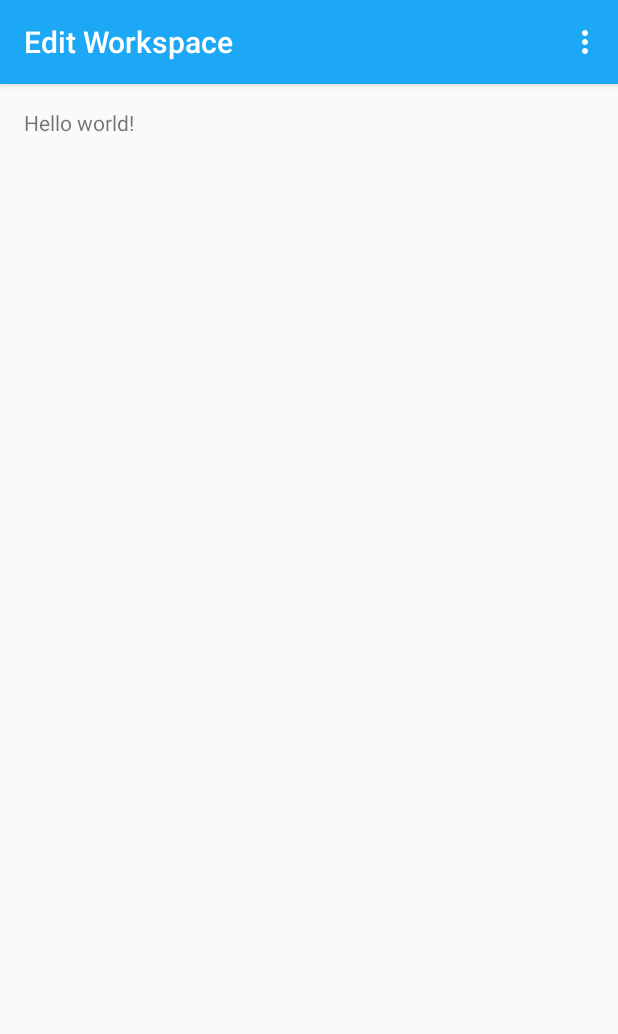
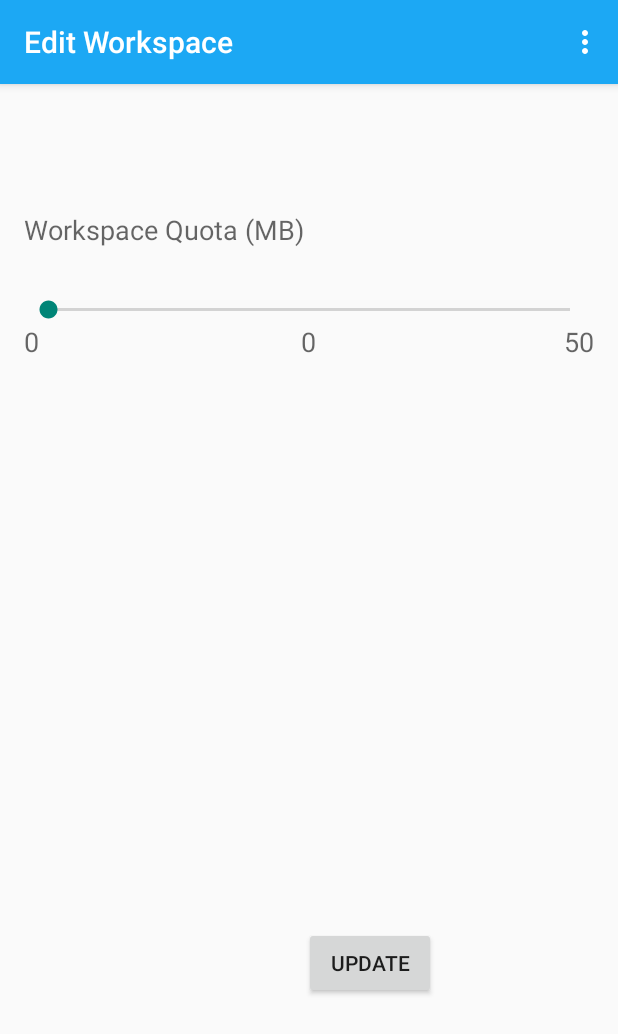
Before and after one commit to shelan/AirDesk, an Android app: the EditWorkspaceActivity screen opened directly, with no data from a screen before it, on a phone screen of 412 x 824 dp. Shown: the top 1034 px of the screen. Run offline under Robolectric (Android 15) with nearby library versions, the phone set to English and light mode, and no system bars; 3 statements that could not run were skipped.

Commit message:
adding edit workspace functionality

```diff
--- a/app/src/main/AndroidManifest.xml
+++ b/app/src/main/AndroidManifest.xml
@@ -51,11 +51,11 @@
         </activity>
         <activity
             android:parentActivityName=".activity.MainActivity"
-            android:name=".CreateUserActivity"
+            android:name=".activity.CreateUserActivity"
             android:label="@string/title_activity_create_user" >
         </activity>
         <activity
-            android:name=".EditWorkspaceActivity"
+            android:name=".activity.EditWorkspaceActivity"
             android:label="@string/title_activity_edit_workspace" >
         </activity>
     </application>
--- a/app/src/main/java/pt/ulisboa/tecnico/cmov/airdesk/EditWorkspaceActivity.java
+++ /dev/null
@@ -1,39 +0,0 @@
-package pt.ulisboa.tecnico.cmov.airdesk;
-
-import android.support.v7.app.ActionBarActivity;
-import android.os.Bundle;
-import android.view.Menu;
-import android.view.MenuItem;
-
-
-public class EditWorkspaceActivity extends ActionBarActivity {
-
-    @Override
-    protected void onCreate(Bundle savedInstanceState) {
-        super.onCreate(savedInstanceState);
-        setContentView(R.layout.activity_edit_workspace);
-    }
-
-
-    @Override
-    public boolean onCreateOptionsMenu(Menu menu) {
-        // Inflate the menu; this adds items to the action bar if it is present.
-        getMenuInflater().inflate(R.menu.menu_edit_workspace, menu);
-        return true;
-    }
-
-    @Override
-    public boolean onOptionsItemSelected(MenuItem item) {
-        // Handle action bar item clicks here. The action bar will
-        // automatically handle clicks on the Home/Up button, so long
-        // as you specify a parent activity in AndroidManifest.xml.
-        int id = item.getItemId();
-
-        //noinspection SimplifiableIfStatement
-        if (id == R.id.action_settings) {
-            return true;
-        }
-
-        return super.onOptionsItemSelected(item);
-    }
-}
--- a/app/src/main/java/pt/ulisboa/tecnico/cmov/airdesk/CreateUserActivity.java
+++ b/app/src/main/java/pt/ulisboa/tecnico/cmov/airdesk/activity/CreateUserActivity.java
@@ -1,4 +1,4 @@
-package pt.ulisboa.tecnico.cmov.airdesk;
+package pt.ulisboa.tecnico.cmov.airdesk.activity;
 
 import android.support.v7.app.ActionBarActivity;
 import android.os.Bundle;
@@ -8,6 +8,7 @@ import android.view.View;
 import android.widget.Button;
 import android.widget.EditText;
 
+import pt.ulisboa.tecnico.cmov.airdesk.R;
 import pt.ulisboa.tecnico.cmov.airdesk.entity.User;
 import pt.ulisboa.tecnico.cmov.airdesk.manager.UserManager;
 
--- /dev/null
+++ b/app/src/main/java/pt/ulisboa/tecnico/cmov/airdesk/activity/EditWorkspaceActivity.java
@@ -0,0 +1,150 @@
+package pt.ulisboa.tecnico.cmov.airdesk.activity;
+
+import android.support.v7.app.ActionBarActivity;
+import android.os.Bundle;
+import android.view.Menu;
+import android.view.MenuItem;
+import android.view.View;
+import android.widget.Button;
+import android.widget.EditText;
+import android.widget.SeekBar;
+import android.widget.TextView;
+
+import java.util.ArrayList;
+import java.util.Arrays;
+import java.util.Collections;
+import java.util.HashSet;
+import java.util.List;
+
+import pt.ulisboa.tecnico.cmov.airdesk.Constants;
+import pt.ulisboa.tecnico.cmov.airdesk.R;
+import pt.ulisboa.tecnico.cmov.airdesk.entity.OwnedWorkspace;
+import pt.ulisboa.tecnico.cmov.airdesk.manager.UserManager;
+import pt.ulisboa.tecnico.cmov.airdesk.manager.WorkspaceManager;
+
+
+public class EditWorkspaceActivity extends ActionBarActivity {
+
+    OwnedWorkspace workspace;
+
+    @Override
+    protected void onCreate(Bundle savedInstanceState) {
+        super.onCreate(savedInstanceState);
+        setContentView(R.layout.activity_edit_workspace);
+        if(getIntent() != null) {
+            final String workspaceName = getIntent().getStringExtra(Constants.WORKSPACE_NAME);
+            workspace = new WorkspaceManager().getOwnedWorkspace(workspaceName);
+
+            TextView wsName = ((TextView)findViewById(R.id.ws_name_edit));
+            wsName.setText(workspaceName);
+
+            EditText tagText = (EditText)findViewById(R.id.tag_text_edit);
+            final HashSet<String> oldTags = new HashSet<String>();
+            oldTags.addAll(workspace.getTags());
+
+            if(workspace.isPublic()) {
+                //allow editing tags
+
+                tagText.setText(oldTags.toString().replace("[", "").replace("]", ""));
+                tagText.setVisibility(View.VISIBLE);
+            }
+
+            final SeekBar quotaBar = (SeekBar) findViewById(R.id.quota_seekbar_edit);
+            quotaBar.setMax(50);
+            int quota = (int)workspace.getQuota();
+            TextView quotaText = ((TextView)findViewById(R.id.quota_size_txt_edit));
+            quotaText.setText(String.valueOf(quota));
+            quotaBar.setProgress(quota);
+
+            Button button = (Button) findViewById(R.id.update_ws_btn);
+
+            quotaBar.setOnSeekBarChangeListener(new SeekBar.OnSeekBarChangeListener() {
+                @Override
+                public void onProgressChanged(SeekBar seekBar, int progress, boolean fromUser) {
+                    final TextView quotaTxt = (TextView) findViewById(R.id.quota_size_txt_edit);
+                    quotaTxt.setText(String.valueOf(progress));
+                }
+
+                @Override
+                public void onStartTrackingTouch(SeekBar seekBar) {
+
+                }
+
+                @Override
+                public void onStopTrackingTouch(SeekBar seekBar) {
+
+                }
+            });
+
+            button.setOnClickListener(new Button.OnClickListener() {
+
+                @Override
+                public void onClick(View v) {
+                    OwnedWorkspace updatedWorkspace = new OwnedWorkspace(workspaceName,
+                            workspace.getOwnerId(), Double.parseDouble(String.valueOf(quotaBar.getProgress())));
+
+                    HashSet<String> newTags = new HashSet<String>();
+                    if(workspace.isPublic()) {
+                        updatedWorkspace.setPublic(true);
+                        String[] tags = String.valueOf(((TextView)findViewById(R.id.tag_text_edit)).getText()).replace(" ","").split(",");
+                        newTags.addAll(Arrays.asList(tags));
+                    }
+
+                    WorkspaceManager workspaceManager = new WorkspaceManager();
+                    // boolean memoryInsufficient = workspaceManager.isNotSufficientMemory(Double.valueOf(quota));
+                   /* if(memoryInsufficient) {
+                        ((TextView) rootView.findViewById(R.id.quota)).setError("quota is too big");
+                    } else {*/
+
+                    boolean tagsChanged = false;
+                    if(!oldTags.equals(newTags)) {
+                        tagsChanged = true;
+
+                        HashSet<String> intersect = oldTags;
+                        intersect.retainAll(newTags);
+
+                        //keep removed tags in oldTags
+                        oldTags.removeAll(intersect);
+
+                        //keep new tags in newTags hashset
+                        newTags.removeAll(intersect);
+
+                        ArrayList<String> tags = new ArrayList<String>();
+                        tags.addAll(newTags);
+                        updatedWorkspace.addTags(tags);
+
+                        tags = new ArrayList<String>();
+                        tags.addAll(oldTags);
+                        updatedWorkspace.deleteTags(tags);
+                    }
+
+                    workspaceManager.editOwnedWorkspace(workspaceName, updatedWorkspace, tagsChanged);
+                    finish();
+                }
+            });
+        }
+    }
+
+
+    @Override
+    public boolean onCreateOptionsMenu(Menu menu) {
+        // Inflate the menu; this adds items to the action bar if it is present.
+        getMenuInflater().inflate(R.menu.menu_edit_workspace, menu);
+        return true;
+    }
+
+    @Override
+    public boolean onOptionsItemSelected(MenuItem item) {
+        // Handle action bar item clicks here. The action bar will
+        // automatically handle clicks on the Home/Up button, so long
+        // as you specify a parent activity in AndroidManifest.xml.
+        int id = item.getItemId();
+
+        //noinspection SimplifiableIfStatement
+        if (id == R.id.action_settings) {
+            return true;
+        }
+
+        return super.onOptionsItemSelected(item);
+    }
+}
--- a/app/src/main/java/pt/ulisboa/tecnico/cmov/airdesk/activity/MainActivity.java
+++ b/app/src/main/java/pt/ulisboa/tecnico/cmov/airdesk/activity/MainActivity.java
@@ -8,11 +8,8 @@ import android.support.v7.app.ActionBarActivity;
 import android.view.Menu;
 import android.view.MenuItem;
 
-import pt.ulisboa.tecnico.cmov.airdesk.Constants;
-import pt.ulisboa.tecnico.cmov.airdesk.CreateUserActivity;
 import pt.ulisboa.tecnico.cmov.airdesk.PopulateData;
 import pt.ulisboa.tecnico.cmov.airdesk.R;
-import pt.ulisboa.tecnico.cmov.airdesk.entity.User;
 import pt.ulisboa.tecnico.cmov.airdesk.fragment.ForiegnWorkspaceListFragment;
 import pt.ulisboa.tecnico.cmov.airdesk.fragment.MyWorkspaceListFragment;
 import pt.ulisboa.tecnico.cmov.airdesk.manager.UserManager;
--- a/app/src/main/java/pt/ulisboa/tecnico/cmov/airdesk/activity/WorkspaceDetailViewActivity.java
+++ b/app/src/main/java/pt/ulisboa/tecnico/cmov/airdesk/activity/WorkspaceDetailViewActivity.java
@@ -23,7 +23,6 @@ import java.util.HashMap;
 import java.util.Map;
 
 import pt.ulisboa.tecnico.cmov.airdesk.Constants;
-import pt.ulisboa.tecnico.cmov.airdesk.EditWorkspaceActivity;
 import pt.ulisboa.tecnico.cmov.airdesk.R;
 import pt.ulisboa.tecnico.cmov.airdesk.entity.OwnedWorkspace;
 import pt.ulisboa.tecnico.cmov.airdesk.manager.WorkspaceManager;
--- a/app/src/main/res/layout/activity_create_user.xml
+++ b/app/src/main/res/layout/activity_create_user.xml
@@ -4,7 +4,7 @@
     android:paddingRight="@dimen/activity_horizontal_margin"
     android:paddingTop="@dimen/activity_vertical_margin"
     android:paddingBottom="@dimen/activity_vertical_margin"
-    tools:context="pt.ulisboa.tecnico.cmov.airdesk.CreateUserActivity">
+    tools:context="pt.ulisboa.tecnico.cmov.airdesk.activity.CreateUserActivity">
 
     <Button
         android:layout_width="wrap_content"
--- a/app/src/main/res/layout/activity_edit_workspace.xml
+++ b/app/src/main/res/layout/activity_edit_workspace.xml
@@ -4,9 +4,86 @@
     android:paddingRight="@dimen/activity_horizontal_margin"
     android:paddingTop="@dimen/activity_vertical_margin"
     android:paddingBottom="@dimen/activity_vertical_margin"
-    tools:context="pt.ulisboa.tecnico.cmov.airdesk.EditWorkspaceActivity">
+    tools:context="pt.ulisboa.tecnico.cmov.airdesk.activity.EditWorkspaceActivity">
 
-    <TextView android:text="@string/hello_world" android:layout_width="wrap_content"
-        android:layout_height="wrap_content" />
+    <TextView
+        android:layout_width="wrap_content"
+        android:layout_height="wrap_content"
+        android:id="@+id/ws_name_edit"
+        android:text="Workspace Name..."
+        android:layout_alignParentTop="true"
+        android:layout_alignParentLeft="true"
+        android:layout_alignParentStart="true" />
+
+    <TextView
+        android:layout_width="wrap_content"
+        android:layout_height="wrap_content"
+        android:text="@string/workspace_quota"
+        android:textAppearance="?android:attr/textAppearanceMedium"
+        android:id="@+id/file_size_txt_edit"
+        android:layout_marginTop="49dp"
+        android:layout_below="@+id/ws_name_edit"
+        android:layout_alignParentLeft="true"
+        android:layout_alignParentStart="true" />
+
+    <SeekBar
+        android:layout_width="match_parent"
+        android:layout_height="wrap_content"
+        android:id="@+id/quota_seekbar_edit"
+        android:layout_marginTop="32dp"
+        android:layout_below="@+id/file_size_txt_edit"
+        android:layout_alignParentLeft="true"
+        android:layout_alignParentStart="true" />
+
+    <TextView
+        android:layout_width="wrap_content"
+        android:layout_height="wrap_content"
+        android:textAppearance="?android:attr/textAppearanceMedium"
+        android:text="0"
+        android:id="@+id/min_quota_txt_edit"
+        android:layout_below="@+id/quota_seekbar_edit"
+        android:layout_alignParentLeft="true"
+        android:layout_alignParentStart="true" />
+
+    <TextView
+        android:layout_width="wrap_content"
+        android:layout_height="wrap_content"
+        android:textAppearance="?android:attr/textAppearanceMedium"
+        android:text="50"
+        android:layout_below="@+id/quota_seekbar_edit"
+        android:id="@+id/max_quota_txt_edit"
+        android:layout_alignBottom="@+id/min_quota_txt_edit"
+        android:layout_alignParentRight="true"
+        android:layout_alignParentEnd="true" />
+
+    <TextView
+        android:layout_width="wrap_content"
+        android:layout_height="wrap_content"
+        android:textAppearance="?android:attr/textAppearanceMedium"
+        android:text="0"
+        android:id="@+id/quota_size_txt_edit"
+        android:layout_below="@+id/quota_seekbar_edit"
+        android:layout_centerHorizontal="true" />
+
+    <EditText
+        android:layout_width="wrap_content"
+        android:layout_height="wrap_content"
+        android:id="@+id/tag_text_edit"
+        android:hint="Enter your tags. eg tag1,tag2"
+        android:visibility="invisible"
+        android:layout_below="@+id/min_quota_txt_edit"
+        android:layout_toRightOf="@+id/min_quota_txt_edit"
+        android:layout_toEndOf="@+id/min_quota_txt_edit"
+        android:layout_marginTop="47dp" />
+
+    <Button
+        android:layout_width="wrap_content"
+        android:layout_height="wrap_content"
+        android:text="Update"
+        android:id="@+id/update_ws_btn"
+        android:layout_alignParentBottom="true"
+        android:layout_toRightOf="@+id/file_size_txt_edit"
+        android:layout_toEndOf="@+id/file_size_txt_edit"
+        android:layout_marginBottom="142dp" />
 
 </RelativeLayout>
--- a/app/src/main/res/menu/menu_create_user.xml
+++ b/app/src/main/res/menu/menu_create_user.xml
@@ -1,7 +1,7 @@
 <menu xmlns:android="http://schemas.android.com/apk/res/android"
     xmlns:app="http://schemas.android.com/apk/res-auto"
     xmlns:tools="http://schemas.android.com/tools"
-    tools:context="pt.ulisboa.tecnico.cmov.airdesk.CreateUserActivity">
+    tools:context="pt.ulisboa.tecnico.cmov.airdesk.activity.CreateUserActivity">
     <item android:id="@+id/action_settings" android:title="@string/action_settings"
         android:orderInCategory="100" app:showAsAction="never" />
 </menu>
--- a/app/src/main/res/menu/menu_edit_workspace.xml
+++ b/app/src/main/res/menu/menu_edit_workspace.xml
@@ -1,7 +1,7 @@
 <menu xmlns:android="http://schemas.android.com/apk/res/android"
     xmlns:app="http://schemas.android.com/apk/res-auto"
     xmlns:tools="http://schemas.android.com/tools"
-    tools:context="pt.ulisboa.tecnico.cmov.airdesk.EditWorkspaceActivity">
+    tools:context="pt.ulisboa.tecnico.cmov.airdesk.activity.EditWorkspaceActivity">
     <item android:id="@+id/action_settings" android:title="@string/action_settings"
         android:orderInCategory="100" app:showAsAction="never" />
 </menu>
```
